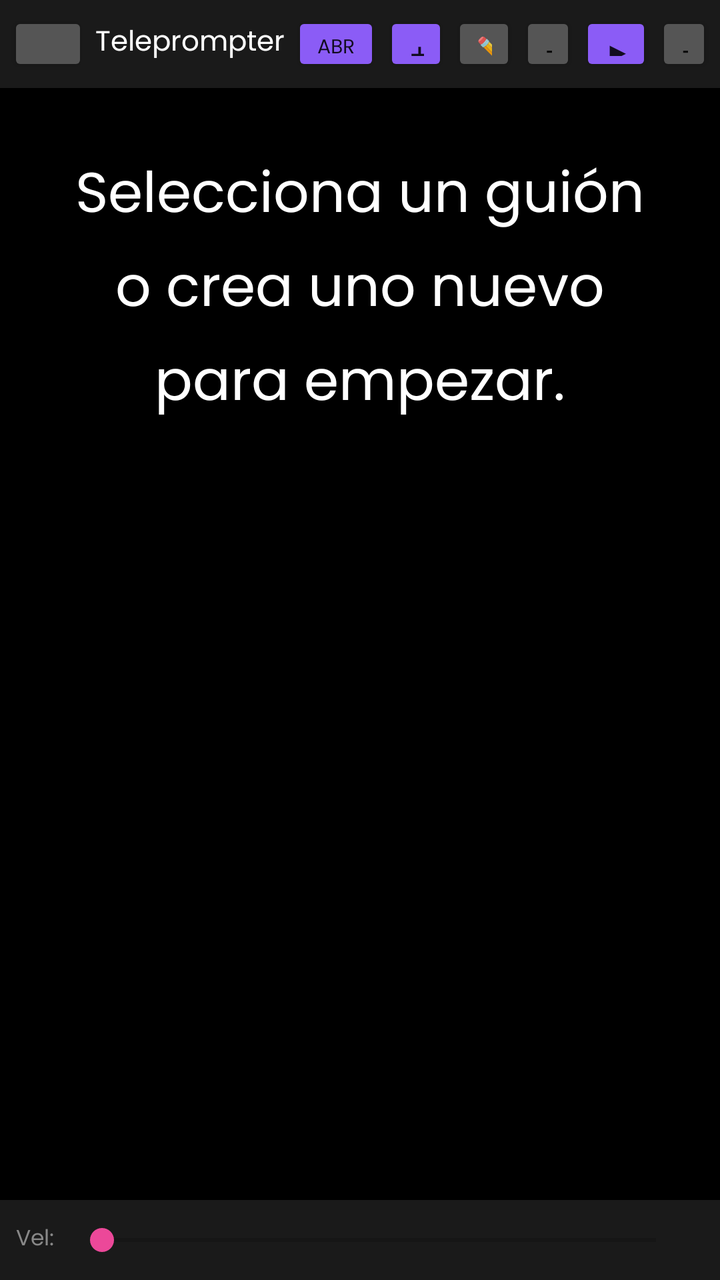
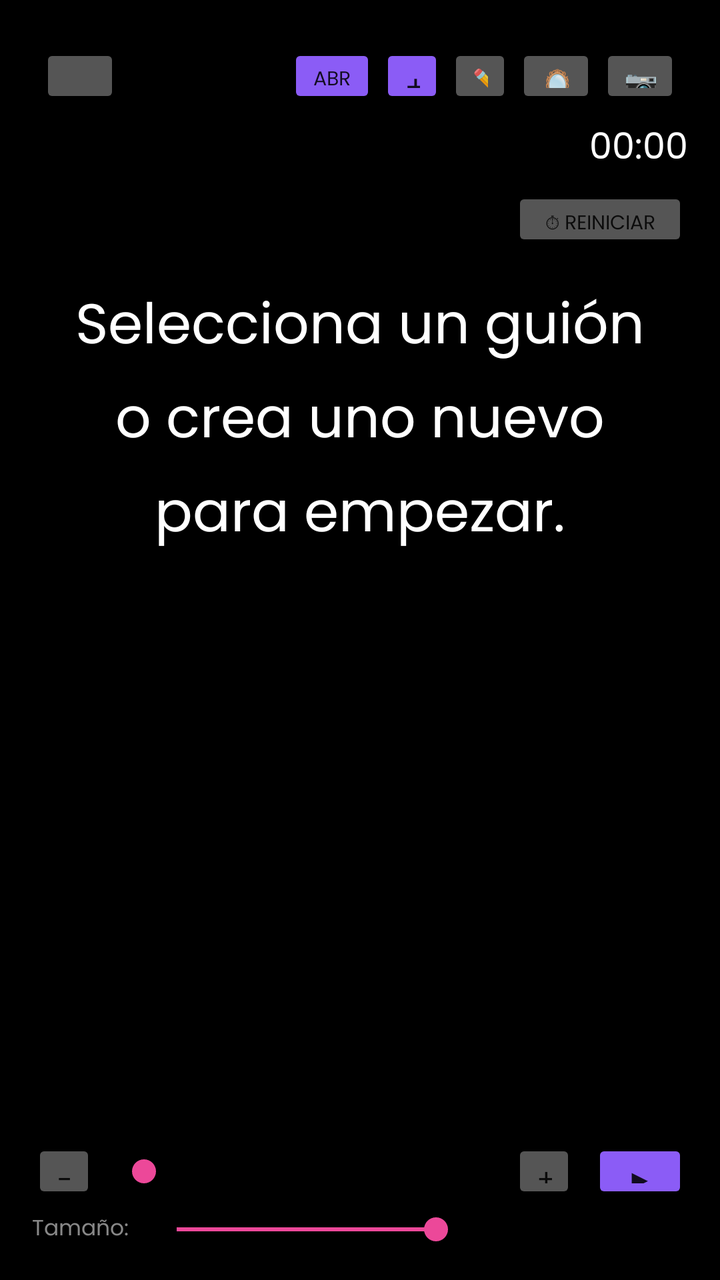

Screens rendered from an Android XML layout before and after an edit, with the pre-edit source and the edit as a unified diff.
<!-- AndroidManifest.xml: application theme Theme.Creador360 -->
<!-- res/layout/activity_teleprompter.xml -->
<?xml version="1.0" encoding="utf-8"?>
<LinearLayout xmlns:android="http://schemas.android.com/apk/res/android"
    android:layout_width="match_parent"
    android:layout_height="match_parent"
    android:orientation="vertical"
    android:background="#000000"
    android:keepScreenOn="true">

    <LinearLayout
        android:layout_width="match_parent"
        android:layout_height="44dp"
        android:background="#1A1A1A"
        android:gravity="center_vertical"
        android:orientation="horizontal"
        android:paddingHorizontal="4dp">

        <Button
            android:id="@+id/btnBack"
            android:layout_width="40dp"
            android:layout_height="32dp"
            android:text="←"
            android:textSize="16sp"
            android:backgroundTint="#555555"
            android:minWidth="0dp" />

        <TextView
            android:id="@+id/tvCurrentScript"
            android:layout_width="0dp"
            android:layout_height="wrap_content"
            android:layout_weight="1"
            android:text="Teleprompter"
            android:textColor="#FFFFFF"
            android:textSize="14sp"
            android:gravity="center"
            android:visibility="visible" />

        <Button
            android:id="@+id/btnLoadScript"
            android:layout_width="44dp"
            android:layout_height="32dp"
            android:text="Abrir"
            android:textSize="10sp"
            android:backgroundTint="#8B5CF6"
            android:minWidth="0dp" />

        <Button
            android:id="@+id/btnNewScript"
            android:layout_width="32dp"
            android:layout_height="32dp"
            android:text="+"
            android:textSize="16sp"
            android:layout_marginStart="2dp"
            android:backgroundTint="#8B5CF6"
            android:minWidth="0dp" />

        <Button
            android:id="@+id/btnEditScript"
            android:layout_width="32dp"
            android:layout_height="32dp"
            android:text="✏️"
            android:textSize="12sp"
            android:layout_marginStart="2dp"
            android:backgroundTint="#555555"
            android:minWidth="0dp" />

        <Button
            android:id="@+id/btnSpeedDown"
            android:layout_width="28dp"
            android:layout_height="32dp"
            android:text="−"
            android:textSize="14sp"
            android:layout_marginStart="2dp"
            android:backgroundTint="#555555"
            android:minWidth="0dp" />

        <Button
            android:id="@+id/btnStartStop"
            android:layout_width="36dp"
            android:layout_height="32dp"
            android:text="▶"
            android:textSize="14sp"
            android:layout_marginStart="2dp"
            android:backgroundTint="#8B5CF6"
            android:minWidth="0dp" />

        <Button
            android:id="@+id/btnSpeedUp"
            android:layout_width="28dp"
            android:layout_height="32dp"
            android:text="+"
            android:textSize="14sp"
            android:layout_marginStart="2dp"
            android:backgroundTint="#555555"
            android:minWidth="0dp" />
    </LinearLayout>

    <ScrollView
        android:layout_width="match_parent"
        android:layout_height="0dp"
        android:layout_weight="1"
        android:padding="32dp">

        <TextView
            android:id="@+id/tvScript"
            android:layout_width="match_parent"
            android:layout_height="wrap_content"
            android:text="Selecciona un guión o crea uno nuevo para empezar."
            android:textColor="#FFFFFF"
            android:textSize="28sp"
            android:lineSpacingExtra="8dp"
            android:gravity="center" />
    </ScrollView>

    <LinearLayout
        android:layout_width="match_parent"
        android:layout_height="40dp"
        android:background="#1A1A1A"
        android:gravity="center"
        android:orientation="horizontal"
        android:paddingHorizontal="8dp">

        <TextView
            android:layout_width="wrap_content"
            android:layout_height="wrap_content"
            android:text="Vel:"
            android:textColor="#888888"
            android:textSize="11sp" />

        <SeekBar
            android:id="@+id/seekBarSpeed"
            android:layout_width="0dp"
            android:layout_height="wrap_content"
            android:layout_weight="1"
            android:layout_marginHorizontal="8dp" />
    </LinearLayout>
</LinearLayout>
<!-- resources referenced by this layout -->
<resources>
  <style name="Theme.Creador360" parent="Theme.MaterialComponents.DayNight.NoActionBar">
          <item name="colorPrimary">#8B5CF6</item>
          <item name="colorPrimaryVariant">#6D28D9</item>
          <item name="colorOnPrimary">#FFFFFF</item>
          <item name="colorSecondary">#EC4899</item>
          <item name="colorSecondaryVariant">#BE185D</item>
          <item name="colorOnSecondary">#FFFFFF</item>
          <item name="colorSurface">#FFFFFF</item>
          <item name="colorOnSurface">#1F2937</item>
          <item name="android:colorBackground">#F9FAFB</item>
          <item name="android:statusBarColor">#F9FAFB</item>
          <item name="android:navigationBarColor">#FFFFFF</item>
          <item name="android:windowLightStatusBar">true</item>
          <item name="fontFamily">@font/poppins</item>
          <item name="android:windowBackground">@color/canva_bg</item>
      </style>
  <color name="canva_bg">#F9FAFB</color>
</resources>

<!-- the commit's change to res/layout/activity_teleprompter.xml (unified diff, before → after) -->
@@ -1,136 +1,213 @@
 <?xml version="1.0" encoding="utf-8"?>
-<LinearLayout xmlns:android="http://schemas.android.com/apk/res/android"
+<FrameLayout xmlns:android="http://schemas.android.com/apk/res/android"
     android:layout_width="match_parent"
     android:layout_height="match_parent"
-    android:orientation="vertical"
-    android:background="#000000"
-    android:keepScreenOn="true">
-
+    android:background="#000000">
+
+    
+    <SurfaceView
+        android:id="@+id/cameraPreview"
+        android:layout_width="match_parent"
+        android:layout_height="match_parent"
+        android:visibility="gone" />
+
+    
     <LinearLayout
         android:layout_width="match_parent"
-        android:layout_height="44dp"
-        android:background="#1A1A1A"
-        android:gravity="center_vertical"
-        android:orientation="horizontal"
-        android:paddingHorizontal="4dp">
-
+        android:layout_height="match_parent"
+        android:orientation="vertical"
+        android:padding="16dp">
+
+        
+        <LinearLayout
+            android:layout_width="match_parent"
+            android:layout_height="44dp"
+            android:gravity="center_vertical"
+            android:orientation="horizontal"
+            android:paddingHorizontal="4dp">
+
+            <Button
+                android:id="@+id/btnBack"
+                android:layout_width="40dp"
+                android:layout_height="32dp"
+                android:text="←"
+                android:textSize="16sp"
+                android:backgroundTint="#555555"
+                android:minWidth="0dp" />
+
+            <TextView
+                android:id="@+id/tvCurrentScript"
+                android:layout_width="0dp"
+                android:layout_height="wrap_content"
+                android:layout_weight="1"
+                android:text="Teleprompter"
+                android:textColor="#FFFFFF"
+                android:textSize="14sp"
+                android:gravity="center"
+                android:visibility="invisible" />
+
+            <Button
+                android:id="@+id/btnLoadScript"
+                android:layout_width="44dp"
+                android:layout_height="32dp"
+                android:text="Abrir"
+                android:textSize="10sp"
+                android:backgroundTint="#8B5CF6"
+                android:minWidth="0dp" />
+
+            <Button
+                android:id="@+id/btnNewScript"
+                android:layout_width="32dp"
+                android:layout_height="32dp"
+                android:text="+"
+                android:textSize="16sp"
+                android:layout_marginStart="2dp"
+                android:backgroundTint="#8B5CF6"
+                android:minWidth="0dp" />
+
+            <Button
+                android:id="@+id/btnEditScript"
+                android:layout_width="32dp"
+                android:layout_height="32dp"
+                android:text="✏️"
+                android:textSize="12sp"
+                android:layout_marginStart="2dp"
+                android:backgroundTint="#555555"
+                android:minWidth="0dp" />
+
+            <Button
+                android:id="@+id/btnMirror"
+                android:layout_width="40dp"
+                android:layout_height="32dp"
+                android:text="🪞"
+                android:textSize="14sp"
+                android:layout_marginStart="2dp"
+                android:backgroundTint="#555555"
+                android:minWidth="0dp" />
+
+            <Button
+                android:id="@+id/btnCameraOverlay"
+                android:layout_width="40dp"
+                android:layout_height="32dp"
+                android:text="📷"
+                android:textSize="14sp"
+                android:layout_marginStart="2dp"
+                android:backgroundTint="#555555"
+                android:minWidth="0dp" />
+        </LinearLayout>
+
+        
+        <TextView
+            android:id="@+id/tvTimer"
+            android:layout_width="wrap_content"
+            android:layout_height="wrap_content"
+            android:text="00:00"
+            android:textColor="#FFFFFF"
+            android:textSize="18sp"
+            android:gravity="end"
+            android:layout_gravity="end" />
+
+        
         <Button
-            android:id="@+id/btnBack"
-            android:layout_width="40dp"
+            android:id="@+id/btnResetTimer"
+            android:layout_width="wrap_content"
             android:layout_height="32dp"
-            android:text="←"
-            android:textSize="16sp"
+            android:text="⏱ Reiniciar"
+            android:textSize="10sp"
             android:backgroundTint="#555555"
-            android:minWidth="0dp" />
-
-        <TextView
-            android:id="@+id/tvCurrentScript"
-            android:layout_width="0dp"
-            android:layout_height="wrap_content"
+            android:layout_gravity="end"
+            android:layout_marginTop="4dp" />
+
+        
+        <ScrollView
+            android:layout_width="match_parent"
+            android:layout_height="0dp"
             android:layout_weight="1"
-            android:text="Teleprompter"
-            android:textColor="#FFFFFF"
-            android:textSize="14sp"
-            android:gravity="center"
-            android:visibility="visible" />
-
-        <Button
-            android:id="@+id/btnLoadScript"
-            android:layout_width="44dp"
-            android:layout_height="32dp"
-            android:text="Abrir"
-            android:textSize="10sp"
-            android:backgroundTint="#8B5CF6"
-            android:minWidth="0dp" />
-
-        <Button
-            android:id="@+id/btnNewScript"
-            android:layout_width="32dp"
-            android:layout_height="32dp"
-            android:text="+"
-            android:textSize="16sp"
-            android:layout_marginStart="2dp"
-            android:backgroundTint="#8B5CF6"
-            android:minWidth="0dp" />
-
-        <Button
-            android:id="@+id/btnEditScript"
-            android:layout_width="32dp"
-            android:layout_height="32dp"
-            android:text="✏️"
-            android:textSize="12sp"
-            android:layout_marginStart="2dp"
-            android:backgroundTint="#555555"
-            android:minWidth="0dp" />
-
-        <Button
-            android:id="@+id/btnSpeedDown"
-            android:layout_width="28dp"
-            android:layout_height="32dp"
-            android:text="−"
-            android:textSize="14sp"
-            android:layout_marginStart="2dp"
-            android:backgroundTint="#555555"
-            android:minWidth="0dp" />
-
-        <Button
-            android:id="@+id/btnStartStop"
-            android:layout_width="36dp"
-            android:layout_height="32dp"
-            android:text="▶"
-            android:textSize="14sp"
-            android:layout_marginStart="2dp"
-            android:backgroundTint="#8B5CF6"
-            android:minWidth="0dp" />
-
-        <Button
-            android:id="@+id/btnSpeedUp"
-            android:layout_width="28dp"
-            android:layout_height="32dp"
-            android:text="+"
-            android:textSize="14sp"
-            android:layout_marginStart="2dp"
-            android:backgroundTint="#555555"
-            android:minWidth="0dp" />
-    </LinearLayout>
-
-    <ScrollView
-        android:layout_width="match_parent"
-        android:layout_height="0dp"
-        android:layout_weight="1"
-        android:padding="32dp">
-
-        <TextView
-            android:id="@+id/tvScript"
+            android:padding="16dp">
+
+            <TextView
+                android:id="@+id/tvScript"
+                android:layout_width="match_parent"
+                android:layout_height="wrap_content"
+                android:text="Selecciona un guión o crea uno nuevo para empezar."
+                android:textColor="#FFFFFF"
+                android:textSize="28sp"
+                android:lineSpacingExtra="8dp"
+                android:gravity="center" />
+        </ScrollView>
+
+        
+        <LinearLayout
             android:layout_width="match_parent"
             android:layout_height="wrap_content"
-            android:text="Selecciona un guión o crea uno nuevo para empezar."
-            android:textColor="#FFFFFF"
-            android:textSize="28sp"
-            android:lineSpacingExtra="8dp"
-            android:gravity="center" />
-    </ScrollView>
-
-    <LinearLayout
-        android:layout_width="match_parent"
-        android:layout_height="40dp"
-        android:background="#1A1A1A"
-        android:gravity="center"
-        android:orientation="horizontal"
-        android:paddingHorizontal="8dp">
-
-        <TextView
-            android:layout_width="wrap_content"
-            android:layout_height="wrap_content"
-            android:text="Vel:"
-            android:textColor="#888888"
-            android:textSize="11sp" />
-
-        <SeekBar
-            android:id="@+id/seekBarSpeed"
-            android:layout_width="0dp"
-            android:layout_height="wrap_content"
-            android:layout_weight="1"
-            android:layout_marginHorizontal="8dp" />
+            android:orientation="vertical"
+            android:paddingTop="8dp">
+
+            <LinearLayout
+                android:layout_width="match_parent"
+                android:layout_height="wrap_content"
+                android:gravity="center_vertical"
+                android:orientation="horizontal">
+
+                <Button
+                    android:id="@+id/btnSpeedDown"
+                    android:layout_width="32dp"
+                    android:layout_height="32dp"
+                    android:text="−"
+                    android:textSize="14sp"
+                    android:backgroundTint="#555555"
+                    android:minWidth="0dp" />
+
+                <SeekBar
+                    android:id="@+id/seekBarSpeed"
+                    android:layout_width="0dp"
+                    android:layout_height="wrap_content"
+                    android:layout_weight="1"
+                    android:layout_marginHorizontal="8dp" />
+
+                <Button
+                    android:id="@+id/btnSpeedUp"
+                    android:layout_width="32dp"
+                    android:layout_height="32dp"
+                    android:text="+"
+                    android:textSize="14sp"
+                    android:backgroundTint="#555555"
+                    android:minWidth="0dp" />
+
+                <Button
+                    android:id="@+id/btnStartStop"
+                    android:layout_width="48dp"
+                    android:layout_height="32dp"
+                    android:text="▶"
+                    android:textSize="14sp"
+                    android:backgroundTint="#8B5CF6"
+                    android:minWidth="0dp"
+                    android:layout_marginStart="8dp" />
+            </LinearLayout>
+
+            <LinearLayout
+                android:layout_width="match_parent"
+                android:layout_height="wrap_content"
+                android:gravity="center_vertical"
+                android:orientation="horizontal"
+                android:layout_marginTop="4dp">
+
+                <TextView
+                    android:layout_width="wrap_content"
+                    android:layout_height="wrap_content"
+                    android:text="Tamaño:"
+                    android:textColor="#888888"
+                    android:textSize="11sp" />
+
+                <SeekBar
+                    android:id="@+id/seekBarTextSize"
+                    android:layout_width="0dp"
+                    android:layout_height="wrap_content"
+                    android:layout_weight="1"
+                    android:layout_marginHorizontal="8dp"
+                    android:max="50"
+                    android:progress="28" />
+            </LinearLayout>
+        </LinearLayout>
     </LinearLayout>
-</LinearLayout>
+</FrameLayout>
